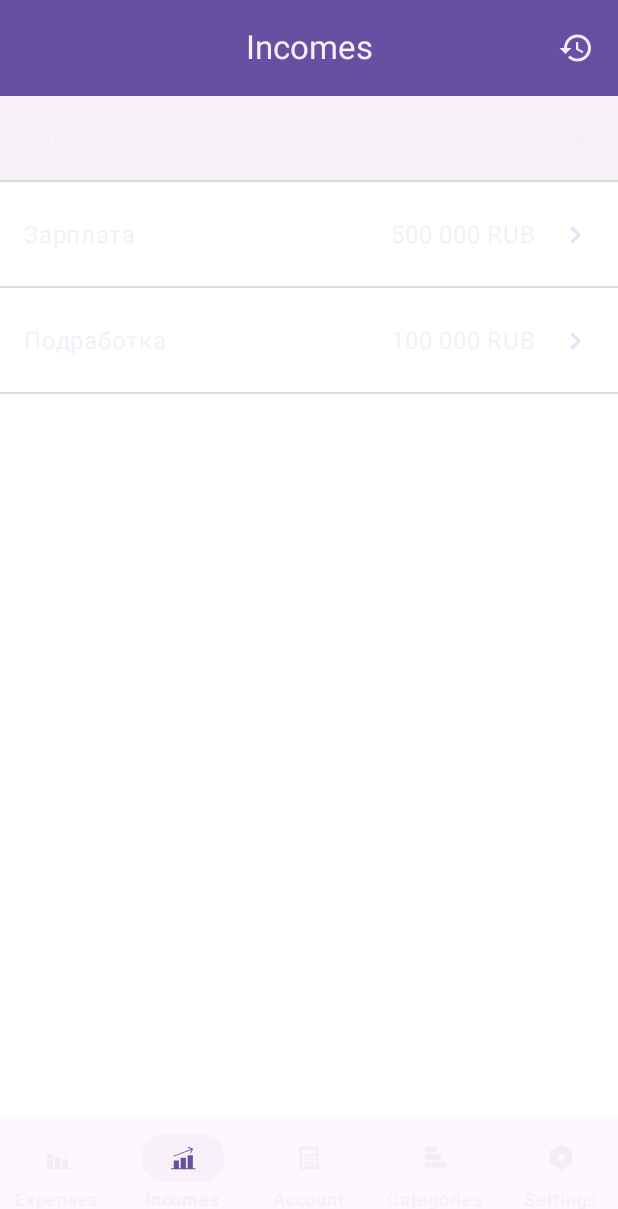
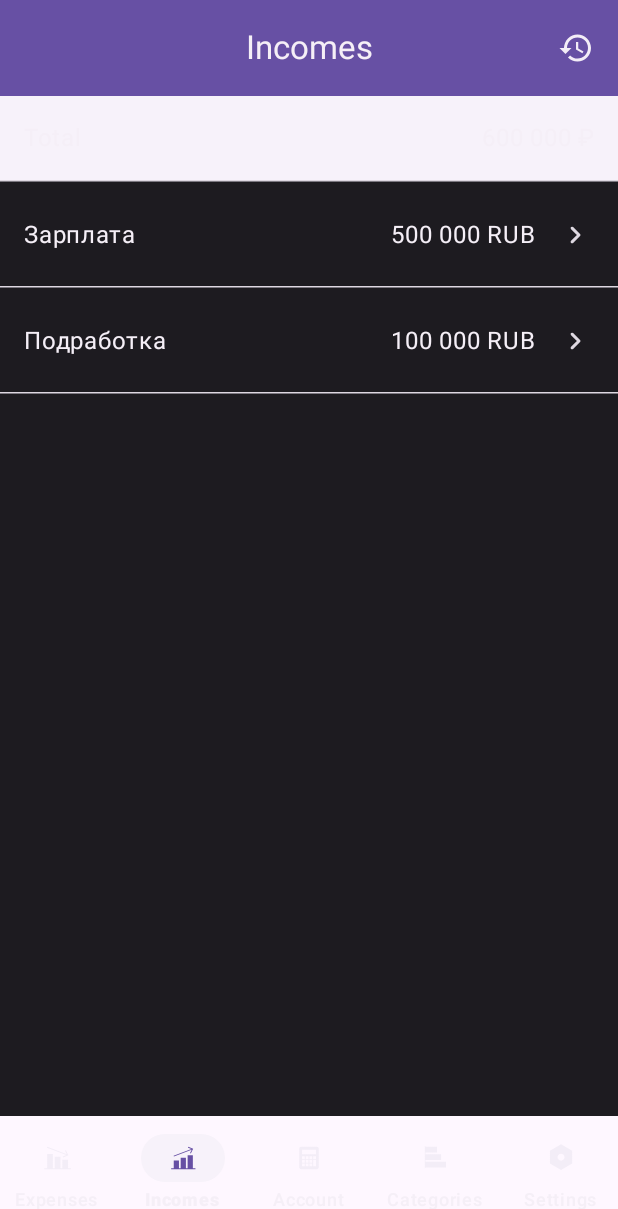
Before and after one commit to NikitaTropin3536/FinancialApp, an Android app built with Jetpack Compose: the IncomesScreen screen opened through its navigation route, on a phone screen of 412 x 824 dp. Shown: the top 1209 px of the screen. Run offline under Robolectric (Android 15) with nearby library versions, the phone set to English and light mode, and no system bars.

Commit message:
minor changes: Expenses and Incomes Screen

```diff
--- a/app/src/main/java/com/atech/financialapp/screens/ExpensesScreen.kt
+++ b/app/src/main/java/com/atech/financialapp/screens/ExpensesScreen.kt
@@ -7,12 +7,11 @@ import androidx.compose.foundation.layout.Column
 import androidx.compose.foundation.layout.PaddingValues
 import androidx.compose.foundation.lazy.LazyColumn
 import androidx.compose.foundation.lazy.items
-import androidx.compose.material3.Divider
+import androidx.compose.material3.HorizontalDivider
 import androidx.compose.material3.Icon
 import androidx.compose.material3.MaterialTheme
 import androidx.compose.runtime.Composable
 import androidx.compose.ui.Modifier
-import androidx.compose.ui.graphics.Color
 import androidx.compose.ui.res.painterResource
 import androidx.compose.ui.res.stringResource
 import androidx.compose.ui.unit.dp
@@ -24,9 +23,10 @@ import com.atech.financialapp.domain.TransactionResponse
 fun ExpensesScreen(
     expenses: List<TransactionResponse> = emptyList()
 ) {
+
     Column(
         modifier = Modifier.background(
-            Color.White
+            MaterialTheme.colorScheme.onSurface
         )
     ) {
 
@@ -35,7 +35,10 @@ fun ExpensesScreen(
             value = "800 000 ₽",
             color = MaterialTheme.colorScheme.surfaceContainerLow
         )
-        Divider(color = MaterialTheme.colorScheme.surfaceDim)
+        HorizontalDivider(
+            color = MaterialTheme.colorScheme.surfaceDim,
+            thickness = 1.dp
+        )
 
         LazyColumn(
             contentPadding = PaddingValues(vertical = 1.dp),
@@ -54,22 +57,26 @@ fun ExpensesScreen(
                             + " "
                             + Currency.getInstance(expense.account.currency).symbol,
                     emoji = expense.category.emoji,
-                    color = Color.White,
                     highEmphasis = true,
 
                     viewRight = {
                         Icon(
                             painter = painterResource(R.drawable.ic_chevron_right),
                             contentDescription = null,
-                            tint = MaterialTheme.colorScheme.secondaryContainer
+                            tint = MaterialTheme.colorScheme.surfaceDim
                         )
                     }
+
                 )
-                Divider(color = MaterialTheme.colorScheme.surfaceDim)
+                HorizontalDivider(
+                    color = MaterialTheme.colorScheme.surfaceDim,
+                    thickness = 1.dp
+                )
 
             }
 
         }
 
     }
+
 }
--- a/app/src/main/java/com/atech/financialapp/screens/IncomesScreen.kt
+++ b/app/src/main/java/com/atech/financialapp/screens/IncomesScreen.kt
@@ -7,12 +7,11 @@ import androidx.compose.foundation.layout.Column
 import androidx.compose.foundation.layout.PaddingValues
 import androidx.compose.foundation.lazy.LazyColumn
 import androidx.compose.foundation.lazy.items
-import androidx.compose.material3.Divider
+import androidx.compose.material3.HorizontalDivider
 import androidx.compose.material3.Icon
 import androidx.compose.material3.MaterialTheme
 import androidx.compose.runtime.Composable
 import androidx.compose.ui.Modifier
-import androidx.compose.ui.graphics.Color
 import androidx.compose.ui.res.painterResource
 import androidx.compose.ui.res.stringResource
 import androidx.compose.ui.unit.dp
@@ -24,9 +23,10 @@ import com.atech.financialapp.domain.TransactionResponse
 fun IncomesScreen(
     incomes: List<TransactionResponse> = emptyList()
 ) {
+
     Column(
         modifier = Modifier.background(
-            Color.White
+            MaterialTheme.colorScheme.onSurface
         )
     ) {
 
@@ -35,7 +35,10 @@ fun IncomesScreen(
             value = "600 000 ₽",
             color = MaterialTheme.colorScheme.surfaceContainerLow
         )
-        Divider(color = MaterialTheme.colorScheme.surfaceDim)
+        HorizontalDivider(
+            color = MaterialTheme.colorScheme.surfaceDim,
+            thickness = 1.dp
+        )
 
         LazyColumn(
             contentPadding = PaddingValues(vertical = 1.dp),
@@ -53,23 +56,26 @@ fun IncomesScreen(
                     value = income.amount
                             + " "
                             + Currency.getInstance(income.account.currency).symbol,
-                    color = Color.White,
                     highEmphasis = true,
 
                     viewRight = {
                         Icon(
                             painter = painterResource(R.drawable.ic_chevron_right),
                             contentDescription = null,
-                            tint = MaterialTheme.colorScheme.secondaryContainer
+                            tint = MaterialTheme.colorScheme.surfaceDim
                         )
                     }
 
                 )
-                Divider(color = MaterialTheme.colorScheme.surfaceDim)
+                HorizontalDivider(
+                    color = MaterialTheme.colorScheme.surfaceDim,
+                    thickness = 1.dp
+                )
 
             }
 
         }
 
     }
+
 }
```
